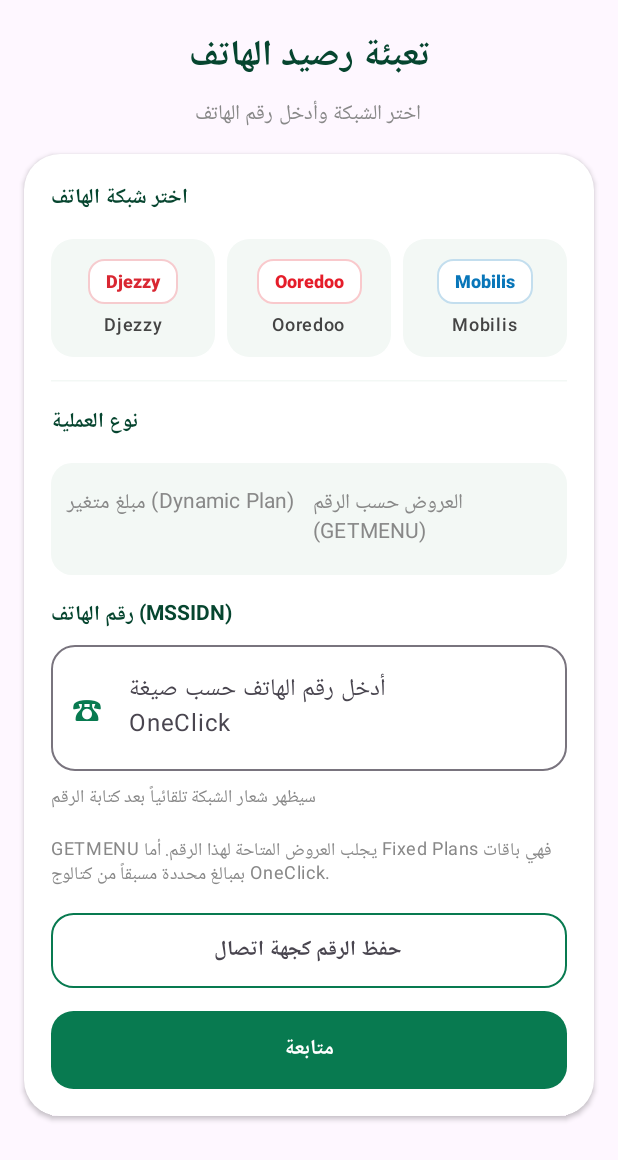
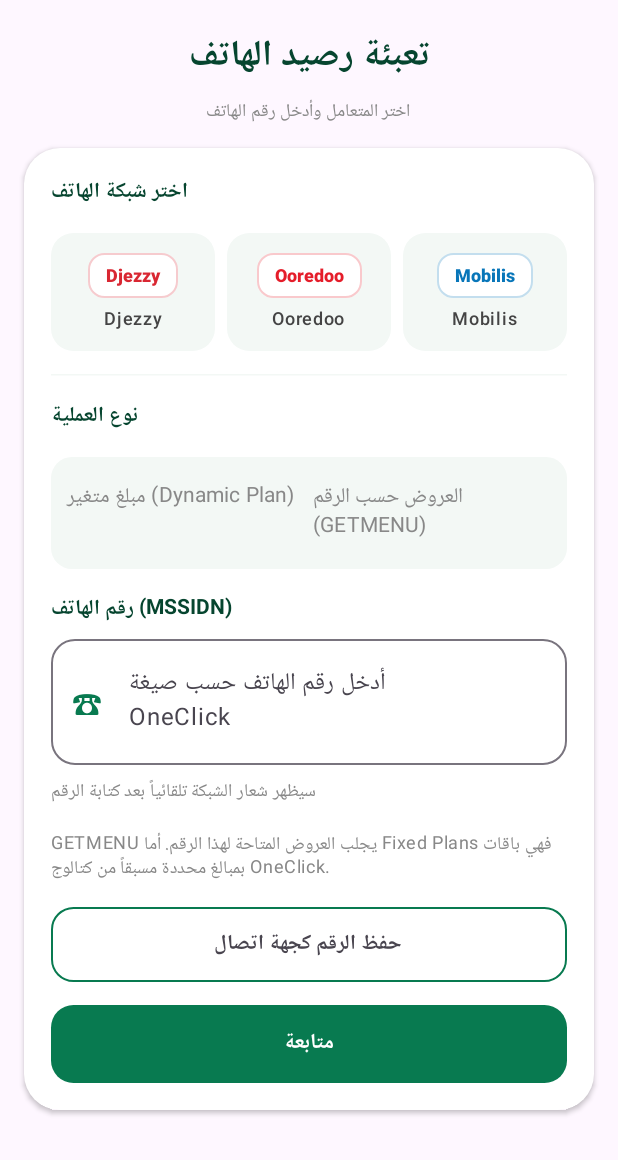
Before and after one commit to kioqprint/kioq.network, an Android app built with Jetpack Compose: the composable RechargePage called with empty values, on a phone screen of 412 x 824 dp. Shown: the top 1160 px of the screen. Run offline under Robolectric (Android 15) with nearby library versions, the phone set to English and light mode, and no system bars.

Commit message:
Clarify OneClick internet product naming and formats

```diff
--- a/app/src/main/java/network/kioq/app/MainActivity.kt
+++ b/app/src/main/java/network/kioq/app/MainActivity.kt
@@ -89,7 +89,7 @@ private suspend fun loadBannerBitmap(context: Context, uri: Uri): androidx.compo
 
 private val demoRecords = listOf(
  RechargeRecord("KQ-1003","محمد بن علي","0770123456","Djezzy","مبلغ متغير (Dynamic Plan)",1000,970,"ناجحة","16/11/2026 · 10:35"),
- RechargeRecord("KQ-1002","أحمد قادري","0550223344","Ooredoo","عرض مفعّل",500,485,"قيد المعالجة","16/11/2026 · 10:20"),
+ RechargeRecord("KQ-1002","أحمد قادري","0550223344","Ooredoo","GETMENU · عرض حسب الرقم",500,485,"قيد المعالجة","16/11/2026 · 10:20"),
  RechargeRecord("KQ-1001","زبون غير محفوظ","0660111222","Mobilis","مبلغ متغير (Dynamic Plan)",100,0,"فاشلة","16/11/2026 · 09:50")
 )
 private class ContactDb(ctx:Context):SQLiteOpenHelper(ctx,"kioq_contacts.db",null,1) {
@@ -424,7 +424,7 @@ private fun serviceLabel(service:String):String = when(service) {
   item {
    Column(Modifier.fillMaxWidth().widthIn(max=540.dp),horizontalAlignment=Alignment.CenterHorizontally,verticalArrangement=Arrangement.spacedBy(5.dp)) {
     Text(if(isInternet)"تعبئة الإنترنت" else "تعبئة رصيد الهاتف",style=MaterialTheme.typography.headlineSmall,fontWeight=FontWeight.ExtraBold,color=GreenDark)
-    Text(if(isInternet)"اختر الخدمة وأدخل رقم الخط حسب صيغة OneClick" else "اختر الشبكة وأدخل رقم الهاتف",style=MaterialTheme.typography.bodyMedium,color=Color.Gray)
+    Text(if(isInternet)"OneClick: ADSL لخط ثابت يبدأ بـ 0، و4G لرقم يبدأ بـ 213. توافق IDoom Fibre مع ADSL يحتاج تأكيداً." else "اختر المتعامل وأدخل رقم الهاتف",style=MaterialTheme.typography.bodySmall,color=Color.Gray)
    }
   }
   item {
```
